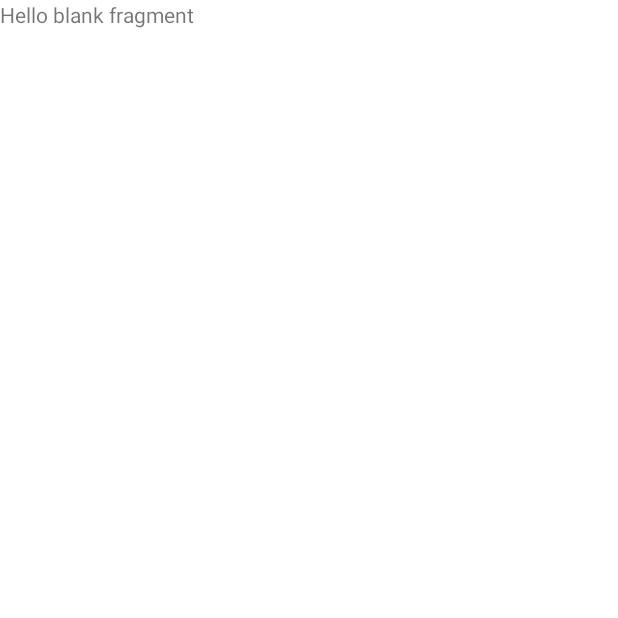
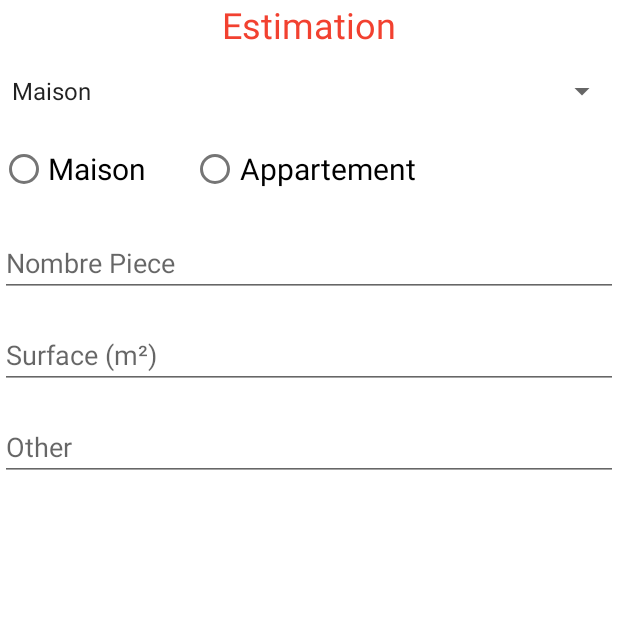
Before and after one commit to SamuelDeliens/Home, an Android app: the EstimationFragment screen opened through its navigation route, on a phone screen of 412 x 824 dp, the top half of it. Before the commit the part shown is almost empty. Run offline under Robolectric (Android 15) with nearby library versions, the phone set to English and light mode, and no system bars; our stand-ins replace Dagger/Hilt's generated code; 2 statements that could not run were skipped.

Commit message:
Application - finalisation design Estimation Page

```diff
--- a/Application/app/src/main/java/fr/mastersid/deliens/home/ui/EstimationFragment.kt
+++ b/Application/app/src/main/java/fr/mastersid/deliens/home/ui/estimationPage/EstimationFragment.kt
@@ -1,13 +1,15 @@
-package fr.mastersid.deliens.home.ui
+package fr.mastersid.deliens.home.ui.estimationPage
 
 import android.os.Bundle
-import androidx.fragment.app.Fragment
 import android.view.LayoutInflater
 import android.view.View
 import android.view.ViewGroup
+import android.widget.ArrayAdapter
+import android.widget.Spinner
+import androidx.fragment.app.Fragment
 import fr.mastersid.deliens.home.R
 import fr.mastersid.deliens.home.databinding.FragmentEstimationBinding
-import fr.mastersid.deliens.home.databinding.FragmentListEstimationBinding
+import java.util.*
 
 class EstimationFragment : Fragment() {
 
@@ -19,6 +21,13 @@ class EstimationFragment : Fragment() {
     ): View? {
         // Inflate the layout for this fragment
         binding = FragmentEstimationBinding.inflate(layoutInflater)
+
+        val list_bien = arrayOf<String?>("Maison", "Appartement", "Local", "Terrain", "Autre")
+        val spinner = binding.spinner
+        val adapter: ArrayAdapter<Any?> = ArrayAdapter(requireContext(), R.layout.spinner_list, list_bien)
+        adapter.setDropDownViewResource(R.layout.spinner_list)
+        spinner.adapter
+
         return binding.root
     }
 
--- a/Application/app/src/main/res/layout/fragment_estimation.xml
+++ b/Application/app/src/main/res/layout/fragment_estimation.xml
@@ -2,13 +2,95 @@
 <LinearLayout
     xmlns:android="http://schemas.android.com/apk/res/android"
     xmlns:tools="http://schemas.android.com/tools"
+    xmlns:app="http://schemas.android.com/apk/res-auto"
+
     android:layout_width="match_parent"
     android:layout_height="match_parent"
-    tools:context=".ui.EstimationFragment">
+    android:layout_margin="16dp"
+
+    tools:context=".ui.estimationPage.EstimationFragment"
+    android:orientation="vertical">
 
     <TextView
         android:layout_width="match_parent"
-        android:layout_height="match_parent"
-        android:text="@string/hello_blank_fragment" />
+        android:layout_height="wrap_content"
+
+        android:text="Estimation"
+        android:textSize="24sp"
+        android:gravity="center"
+        android:textColor="@color/colorPrimary" />
+
+    <Space
+        android:layout_width="match_parent"
+        android:layout_height="16dp"/>
+
+    <Spinner
+        android:layout_width="match_parent"
+        android:layout_height="wrap_content"
+
+        android:id="@+id/spinner"
+        android:entries="@array/bien_spinner_array" />
+
+    <Space
+        android:layout_width="match_parent"
+        android:layout_height="16dp"/>
+
+    <RadioGroup
+        android:layout_width="match_parent"
+        android:layout_height="wrap_content"
+        android:orientation="horizontal">
+
+        <RadioButton
+            android:id="@+id/radio_maison"
+            android:layout_width="wrap_content"
+            android:layout_height="wrap_content"
+            android:text="Maison"
+            android:textSize="20sp"
+            android:gravity="center" />
+
+        <Space
+            android:layout_width="30dp"
+            android:layout_height="wrap_content"/>
+
+        <RadioButton
+            android:id="@+id/radio_appartement"
+            android:layout_width="wrap_content"
+            android:layout_height="wrap_content"
+            android:text="Appartement"
+            android:textSize="20sp"
+            android:gravity="center" />
+
+    </RadioGroup>
+
+    <Space
+        android:layout_width="match_parent"
+        android:layout_height="16dp"/>
+
+    <EditText
+        android:layout_width="match_parent"
+        android:layout_height="wrap_content"
+        android:hint="Nombre Piece"
+        android:inputType="number" />
+
+    <Space
+        android:layout_width="match_parent"
+        android:layout_height="16dp"/>
+
+    <EditText
+        android:layout_width="match_parent"
+        android:layout_height="wrap_content"
+        android:hint="Surface (m²)"
+        android:inputType="number" />
+
+    <Space
+        android:layout_width="match_parent"
+        android:layout_height="16dp"
+        android:inputType="number"/>
+
+    <EditText
+        android:layout_width="match_parent"
+        android:layout_height="wrap_content"
+        android:hint="Other"
+        android:inputType="number"/>
 
 </LinearLayout>
--- a/Application/app/src/main/res/navigation/nav_graph.xml
+++ b/Application/app/src/main/res/navigation/nav_graph.xml
@@ -26,7 +26,7 @@
     </fragment>
     <fragment
         android:id="@+id/estimationFragment"
-        android:name="fr.mastersid.deliens.home.ui.EstimationFragment"
+        android:name="fr.mastersid.deliens.home.ui.estimationPage.EstimationFragment"
         android:label="fragment_estimation"
         tools:layout="@layout/fragment_estimation" />
 </navigation>
--- a/Application/app/src/main/res/values/strings.xml
+++ b/Application/app/src/main/res/values/strings.xml
@@ -1,6 +1,12 @@
 <resources>
     <string name="app_name">Home</string>
-    <!-- TODO: Remove or change this placeholder text -->
     <string name="hello_blank_fragment">Hello blank fragment</string>
     <string name="splashScreen_brandText">OwnHome</string>
+
+    <string-array name="bien_spinner_array">
+        <item>Maison</item>
+        <item>Appartement</item>
+        <item>Local</item>
+        <item>Terrain</item>
+    </string-array>
 </resources>
```
